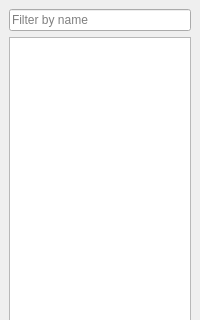
Qt form trunk/SQLiteStudio3/guiSQLiteStudio/dbtree/dbtree.ui (pawelsalawa/sqlitestudio) before a commit; both pictures show x 0 to 200 and y 0 to 320 of the 200 by 618 pixel window.
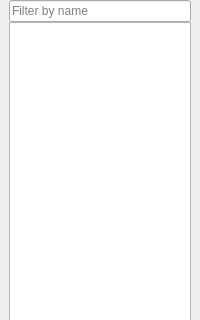
The same form after that commit. Custom widgets are drawn as their Qt base class.

Commit message: #2819 Introduced "compact layout" as an option (enabled by default) to minimize all margins on the interface.

Patch:
```diff
--- a/trunk/SQLiteStudio3/guiSQLiteStudio/dbtree/dbtree.ui
+++ b/trunk/SQLiteStudio3/guiSQLiteStudio/dbtree/dbtree.ui
@@ -24,6 +24,12 @@
   </property>
   <widget class="QWidget" name="dockWidgetContents">
    <layout class="QGridLayout" name="gridLayout">
+    <property name="topMargin">
+     <number>0</number>
+    </property>
+    <property name="verticalSpacing">
+     <number>0</number>
+    </property>
     <item row="1" column="0">
      <widget class="DbTreeView" name="treeView">
       <property name="sizePolicy">
```
The commit also changes 23 other files.
